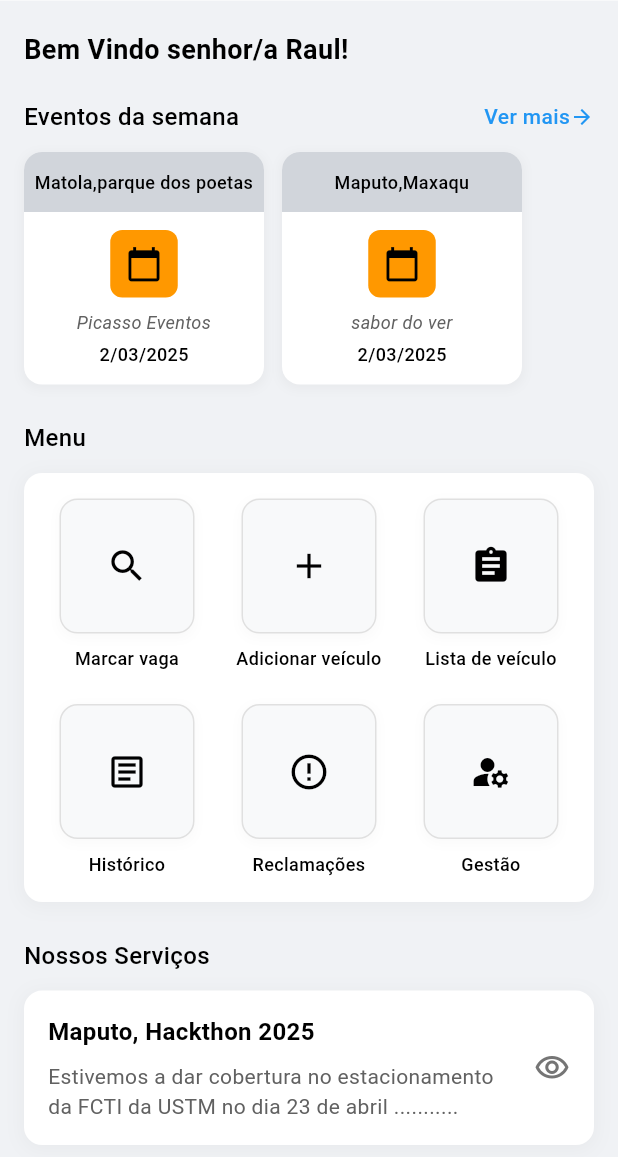
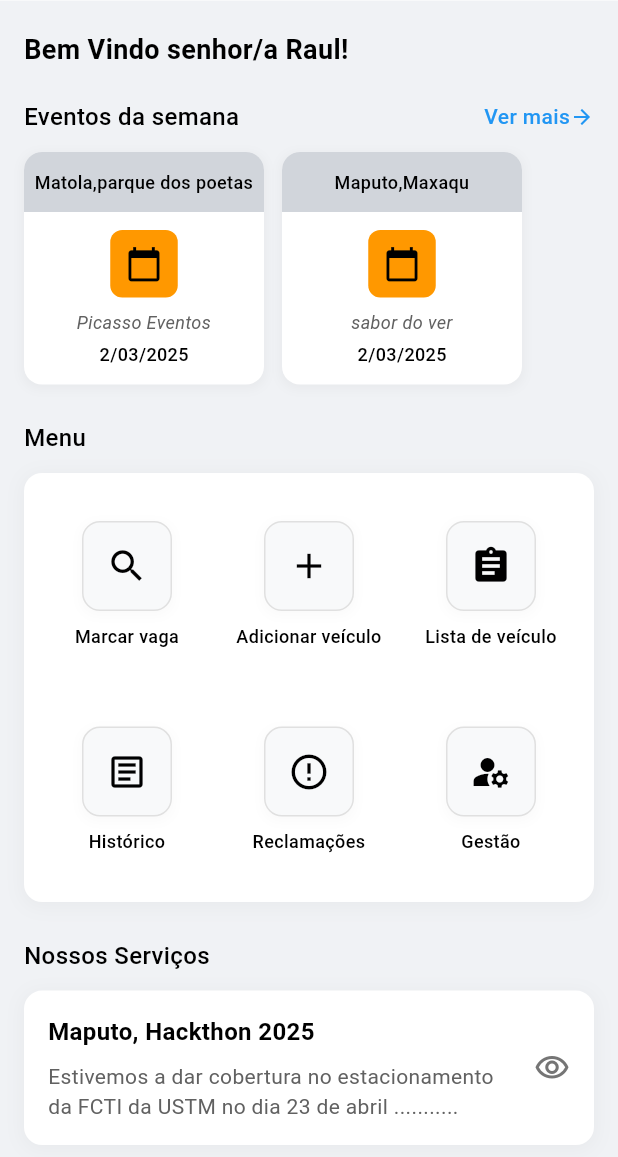
Before and after one commit to YasserMomade/smart-parking-management-app, a Flutter app: the telaMenu screen opened directly, on a phone screen of 412 x 824 dp, the part 79-1236 px from its top. Run offline on Flutter 3.47's test engine with Material 3 defaults, Android fonts, the phone set to English and light mode, and no system bars; our stand-ins replace cloud_firestore, firebase_auth, firebase_core, google_fonts; accounts and stored records are empty.

Commit message:
Update menu.dart

```diff
--- a/lib/Views/menu.dart
+++ b/lib/Views/menu.dart
@@ -391,8 +391,8 @@ class telaMenu extends StatelessWidget {
         mainAxisAlignment: MainAxisAlignment.center,
         children: [
           Container(
-            width: 90,
-            height: 90,
+            width: 60,
+            height: 60,
             decoration: BoxDecoration(
               color: const Color(0xFFF8F9FA),
               borderRadius: BorderRadius.circular(12),
```
